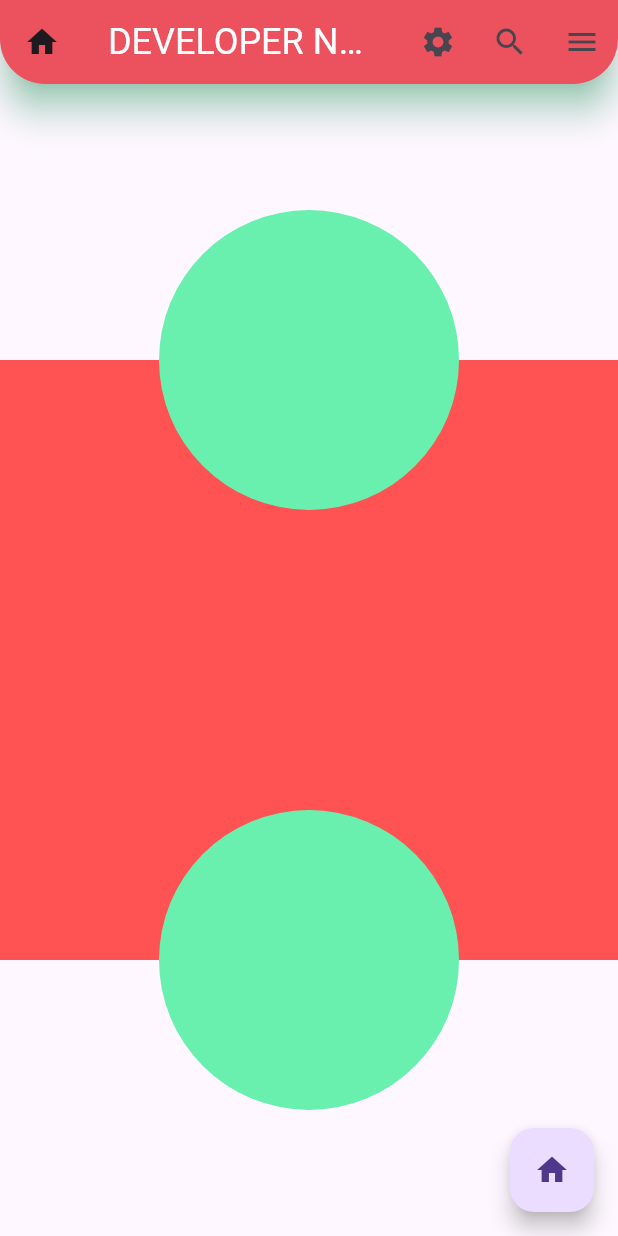
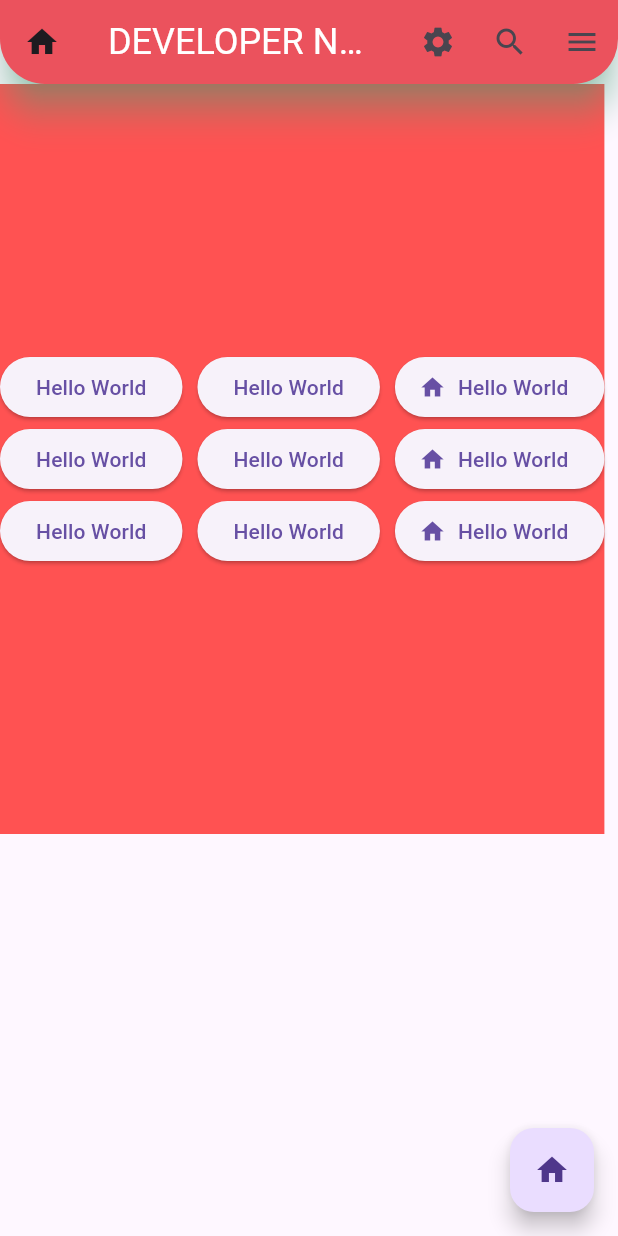
Before and after one commit to nayzawaungnza/flutter_application_1, a Flutter app: the screen it shows after launch, on a phone screen of 412 x 824 dp. Run offline on Flutter 3.47's test engine with Material 3 defaults, Android fonts, the phone set to English and light mode, and no system bars; Roboto replaces fonts that are missing (SansQH).

Commit message:
Wrap Widget

```diff
--- a/lib/main.dart
+++ b/lib/main.dart
@@ -51,31 +51,37 @@ class MyApp extends StatelessWidget {
               borderRadius: BorderRadius.only(
                   bottomLeft: Radius.circular(30),
                   bottomRight: Radius.circular(30)))),
-      body: Center(
-        child: Stack(
-          clipBehavior: Clip.none,
-          alignment: Alignment.bottomCenter,
+      body: Container(
+        color: Colors.redAccent,
+        height: 500,
+        child: Wrap(
+          direction: Axis.horizontal,
+          spacing: 10,
+          textDirection: TextDirection.ltr,
+          alignment: WrapAlignment.spaceAround,
+          runAlignment: WrapAlignment.center,
           children: [
-            Container(
-              height: 400,
-              color: Colors.redAccent,
+            ElevatedButton(onPressed: () {}, child: Text('Hello World')),
+            ElevatedButton(onPressed: () {}, child: Text('Hello World')),
+            ElevatedButton.icon(
+              onPressed: () {},
+              label: Text('Hello World'),
+              icon: Icon(Icons.home),
             ),
-            Positioned(
-                top: -100,
-                child: Container(
-                  height: 200,
-                  width: 200,
-                  decoration: BoxDecoration(
-                      color: Colors.greenAccent, shape: BoxShape.circle),
-                )),
-            Positioned(
-                bottom: -100,
-                child: Container(
-                  height: 200,
-                  width: 200,
-                  decoration: BoxDecoration(
-                      color: Colors.greenAccent, shape: BoxShape.circle),
-                ))
+            ElevatedButton(onPressed: () {}, child: Text('Hello World')),
+            ElevatedButton(onPressed: () {}, child: Text('Hello World')),
+            ElevatedButton.icon(
+              onPressed: () {},
+              label: Text('Hello World'),
+              icon: Icon(Icons.home),
+            ),
+            ElevatedButton(onPressed: () {}, child: Text('Hello World')),
+            ElevatedButton(onPressed: () {}, child: Text('Hello World')),
+            ElevatedButton.icon(
+              onPressed: () {},
+              label: Text('Hello World'),
+              icon: Icon(Icons.home),
+            )
           ],
         ),
       ),
```
